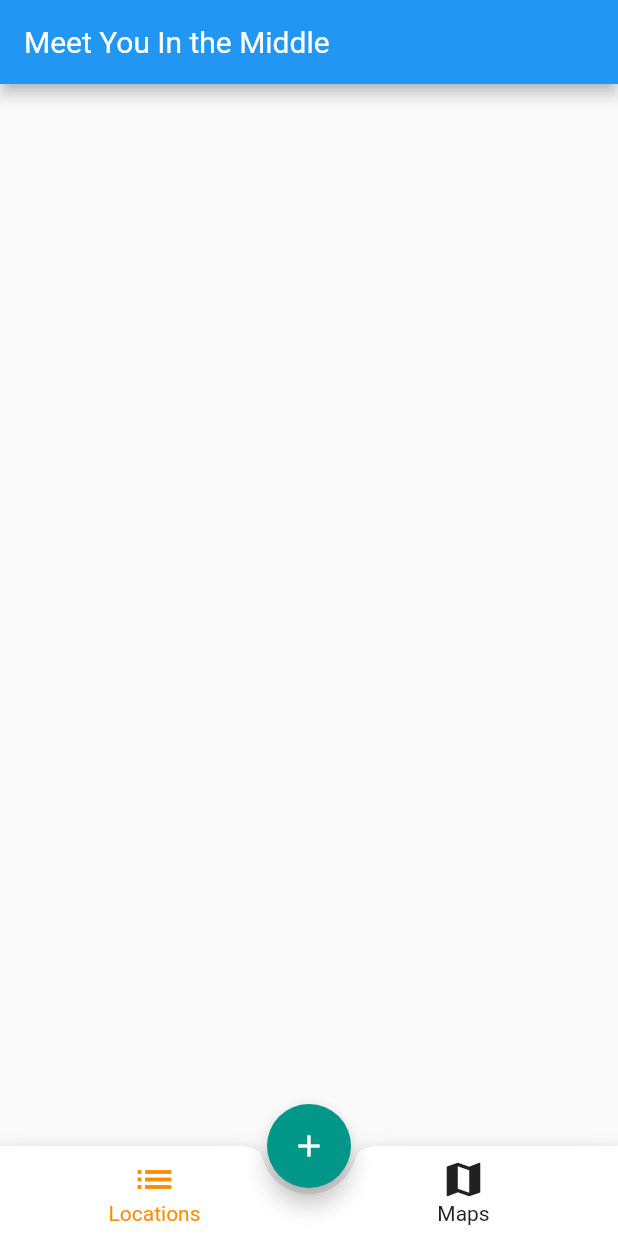
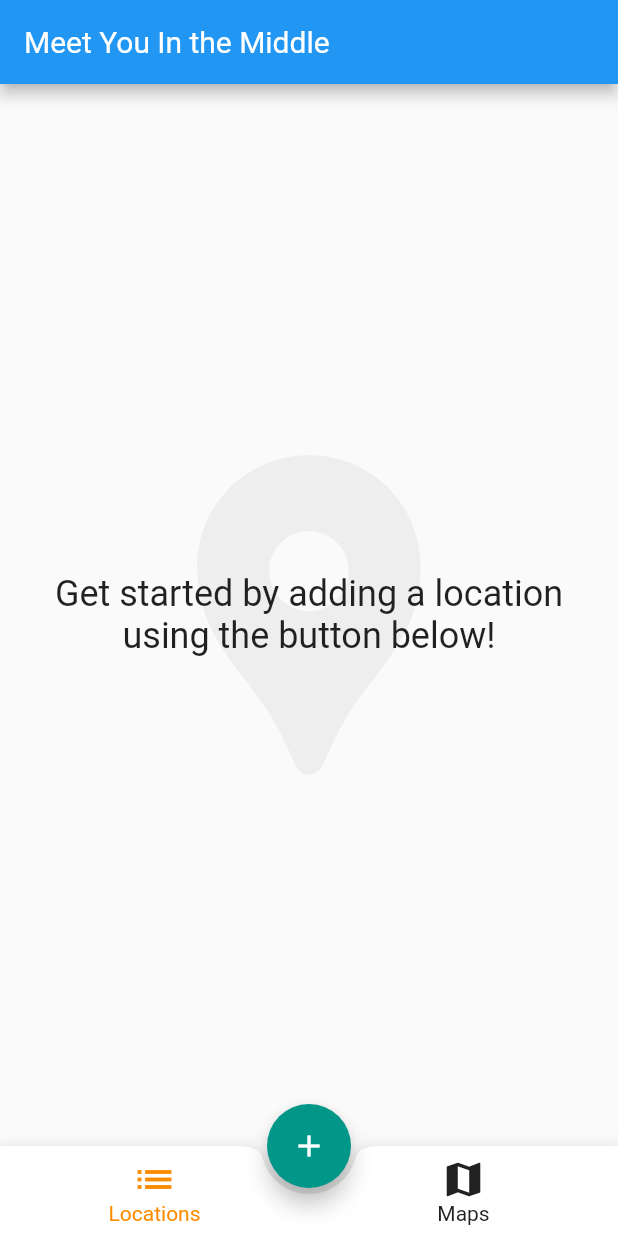
Before and after one commit to rjmarzec/meet_you_in_the_middle, a Flutter app: the screen it shows after launch, on a phone screen of 412 x 824 dp. Run offline on Flutter 3.47's test engine with Material 2 defaults, Android fonts, the phone set to English and light mode, and no system bars; our stand-ins replace google_maps_flutter, shared_preferences; missing offline and left inert: geocoder, google_place.

Commit message:
added a background icon to the location and map pages

```diff
--- a/lib/location_page.dart
+++ b/lib/location_page.dart
@@ -13,10 +13,43 @@ class LocationPageState extends State<LocationPage> {
 
   @override
   Widget build(BuildContext context) {
-    return _buildLocationListWidgets();
+    if (locationManager.locationCount() < 1) {
+      return Stack(children: <Widget>[
+        _buildGiantPinIcon(),
+        _buildAddLocationNote(),
+      ]);
+    } else {
+      return Stack(children: <Widget>[
+        _buildGiantPinIcon(),
+        _buildLocationListWidgets(),
+      ]);
+    }
   }
 
-  // Build the main location page from a list of location widgets. For each
+  Widget _buildGiantPinIcon() {
+    return Center(
+      child: Icon(
+        Icons.location_pin,
+        size: 256,
+        color: Colors.grey[200],
+      ),
+    );
+  }
+
+  Widget _buildAddLocationNote() {
+    return Center(
+      child: Padding(
+        padding: EdgeInsets.all(32.0),
+        child: Text(
+          "Get started by adding a location using the button below!",
+          textAlign: TextAlign.center,
+          style: TextStyle(fontSize: 24),
+        ),
+      ),
+    );
+  }
+
+  // build the main location page from a list of location widgets. For each
   // location, build a list item, and separate the next item using a divider
   Widget _buildLocationListWidgets() {
     List<Widget> returnWidgetList = new List();
```
Also changed, not shown: lib/map_page.dart (+34 -5 lines).
